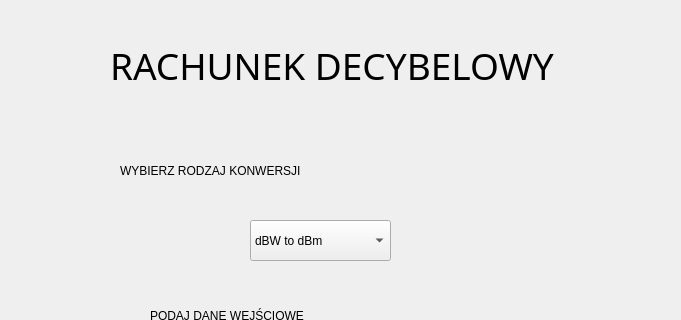
The window that UI/Rachunek_db.ui (lukaszbladziak5/ICalcThis) describes before a commit, drawn with Qt 5; both pictures show x 260 to 941 and y 0 to 320 of the 1200 by 800 pixel window.
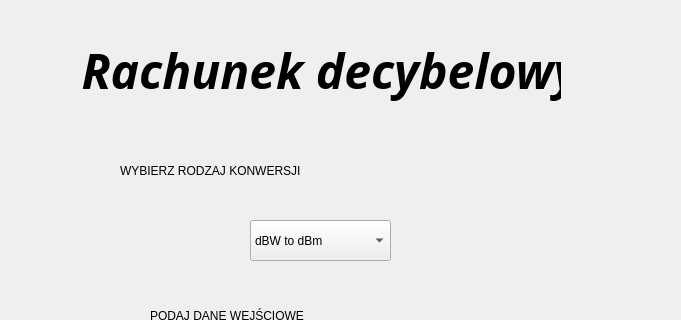
The same window after the commit.

Diff of the .ui file:
```diff
--- a/UI/Rachunek_db.ui
+++ b/UI/Rachunek_db.ui
@@ -26,30 +26,6 @@
     <string notr="true">QWidget#Rachunek_dec{
 background-color:qlineargradient(spread:pad, x1:0, y1:0, x2:1, y2:1, stop:0 rgba(179, 204, 117, 255), stop:1 rgba(255, 255, 255, 255))};</string>
    </property>
-   <widget class="QLabel" name="tekst_glowny">
-    <property name="geometry">
-     <rect>
-      <x>370</x>
-      <y>40</y>
-      <width>491</width>
-      <height>51</height>
-     </rect>
-    </property>
-    <property name="font">
-     <font>
-      <family>MS Gothic</family>
-      <pointsize>28</pointsize>
-      <italic>false</italic>
-      <bold>false</bold>
-     </font>
-    </property>
-    <property name="styleSheet">
-     <string notr="true">font: 28pt &quot;MS Gothic&quot;;</string>
-    </property>
-    <property name="text">
-     <string>RACHUNEK DECYBELOWY</string>
-    </property>
-   </widget>
    <widget class="QPushButton" name="oblicz_button">
     <property name="geometry">
      <rect>
@@ -305,6 +281,26 @@
      <string/>
     </property>
    </widget>
+   <widget class="QLabel" name="tekstGlowny">
+    <property name="geometry">
+     <rect>
+      <x>340</x>
+      <y>30</y>
+      <width>481</width>
+      <height>81</height>
+     </rect>
+    </property>
+    <property name="font">
+     <font>
+      <family>Candara</family>
+      <pointsize>14</pointsize>
+      <italic>true</italic>
+     </font>
+    </property>
+    <property name="text">
+     <string>&lt;html&gt;&lt;head/&gt;&lt;body&gt;&lt;p align=&quot;center&quot;&gt;&lt;span style=&quot; font-size:36pt; font-weight:700;&quot;&gt;Rachunek decybelowy&lt;/span&gt;&lt;/p&gt;&lt;/body&gt;&lt;/html&gt;</string>
+    </property>
+   </widget>
   </widget>
  </widget>
  <resources/>
```
